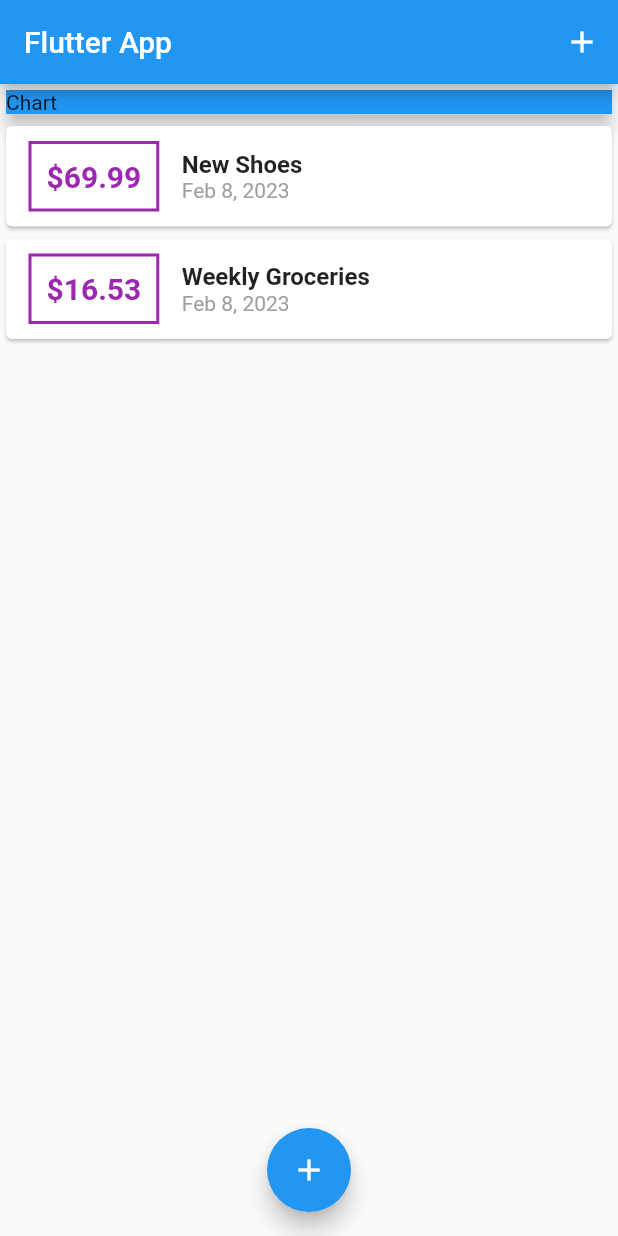
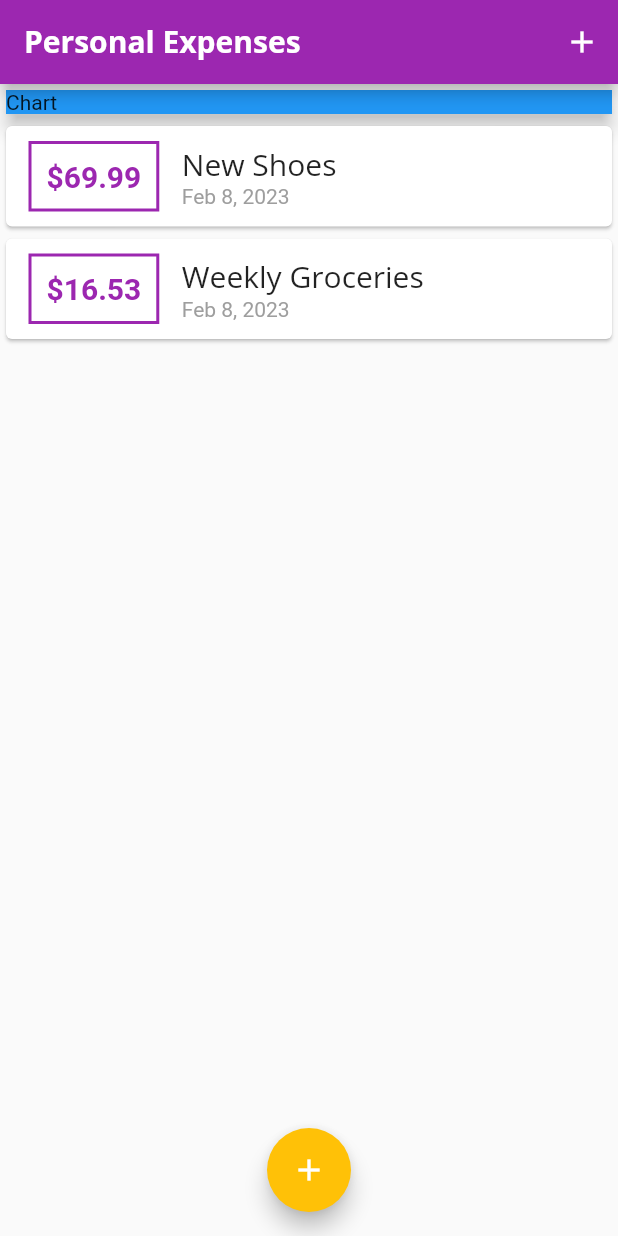
Before and after one commit to diegoDeMiguelNA/expenses_calculator, a Flutter app: the screen it shows after launch, on a phone screen of 412 x 824 dp. Run offline on Flutter 3.47's test engine with Material 2 defaults, Android fonts, the phone set to English and light mode, and no system bars; Roboto replaces fonts that are missing (Open Sans).

Commit message:
added themes

```diff
--- a/lib/main.dart
+++ b/lib/main.dart
@@ -1,3 +1,5 @@
+import 'dart:ui';
+
 import 'package:flutter/material.dart';
 
 import './widgets/transaction_list.dart';
@@ -11,7 +13,26 @@
   Widget build(BuildContext context) {
     return MaterialApp(
       debugShowCheckedModeBanner: false,
-      title: 'Flutter App',
+      title: 'Personal Expenses',
+      theme: ThemeData(
+        primarySwatch: Colors.purple,
+        colorScheme: ColorScheme.fromSwatch().copyWith(
+          secondary: Colors.amber, // Your accent color
+        ),
+        textTheme: ThemeData.light().textTheme.copyWith(
+              headline6: TextStyle(
+                fontFamily: 'OpenSans',
+                fontSize: 20,
+              ),
+            ),
+        fontFamily: 'Quicksand',
+        appBarTheme: AppBarTheme(
+          titleTextStyle: TextStyle(
+              fontFamily: 'OpenSans',
+              fontSize: 20,
+              fontWeight: FontWeight.bold),
+        ),
+      ),
       home: MyHomePage(),
     );
   }
@@ -66,7 +87,11 @@
   Widget build(BuildContext context) {
     return Scaffold(
       appBar: AppBar(
-        title: Text('Flutter App'),
+        title: Text(
+          'Personal Expenses',
+          style: TextStyle(fontFamily: 'Open Sans'),
+        ),
+        backgroundColor: Theme.of(context).primaryColor,
         actions: <Widget>[
           IconButton(
             onPressed: () => _startAddNewTransaction(context),
--- a/lib/widgets/new_transaction.dart
+++ b/lib/widgets/new_transaction.dart
@@ -23,6 +23,7 @@
     }
 
     widget.addTx(enteredTitle, enteredAmount);
+    Navigator.of(context).pop();
   }
 
   @override
--- a/lib/widgets/transaction_list.dart
+++ b/lib/widgets/transaction_list.dart
@@ -20,7 +20,8 @@
                 Container(
                   margin: EdgeInsets.symmetric(vertical: 10, horizontal: 15),
                   decoration: BoxDecoration(
-                    border: Border.all(color: Colors.purple, width: 2),
+                    border: Border.all(
+                        color: Theme.of(context).primaryColor, width: 2),
                   ),
                   padding: EdgeInsets.all(10),
                   child: Text(
@@ -28,7 +29,7 @@
                     style: TextStyle(
                         fontWeight: FontWeight.bold,
                         fontSize: 20,
-                        color: Colors.purple),
+                        color: Theme.of(context).primaryColor),
                   ),
                 ),
                 Column(
@@ -36,8 +37,7 @@
                   children: [
                     Text(
                       transactions[index].title,
-                      style:
-                          TextStyle(fontSize: 16, fontWeight: FontWeight.bold),
+                      style: Theme.of(context).textTheme.headline6,
                     ),
                     Text(
                       DateFormat.yMMMd().format(transactions[index].date),
```
Also changed, not shown: pubspec.yaml (+12 -6 lines), assets/fonts/OpenSans-Bold.ttf (added), assets/fonts/OpenSans-Regular.ttf (added), assets/fonts/Quicksand-Bold.ttf (added), assets/fonts/Quicksand-Light.ttf (added), assets/fonts/Quicksand-Medium.ttf (added), assets/fonts/Quicksand-Regular.ttf (added).
